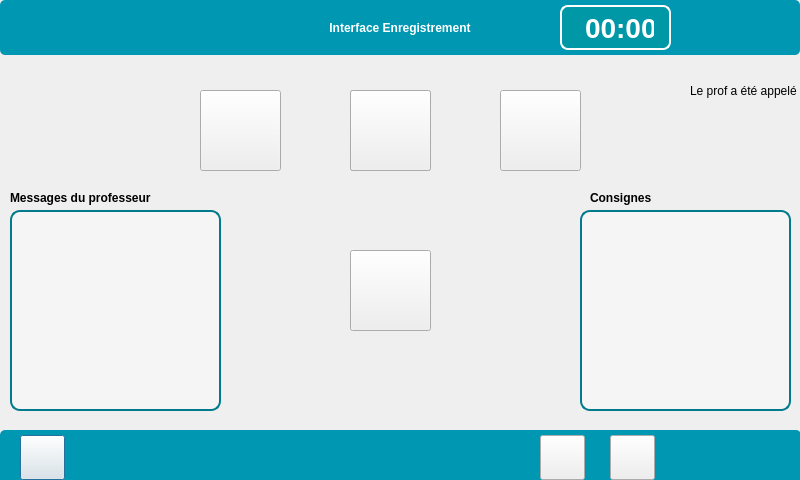
Sam-Depardieu/Labo-de-langue, file InterfaceEleve/interfaceenregistrement.ui: the form before one commit.
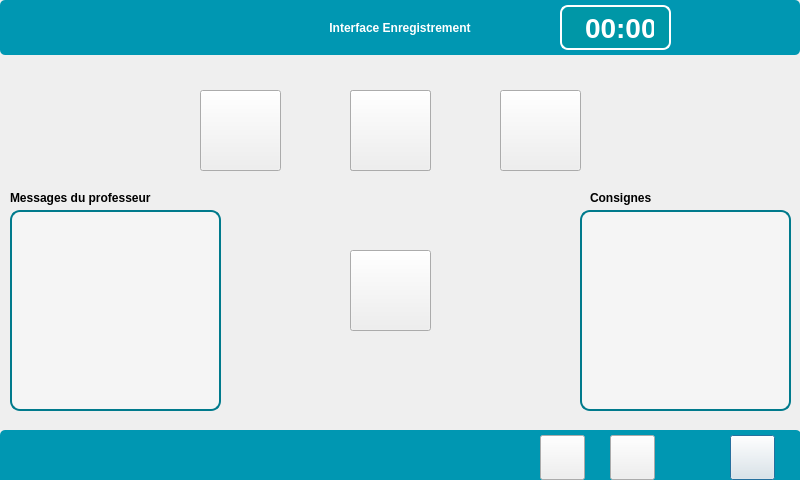
The form after the commit. Icons and pictures are not drawn.

```diff
--- a/InterfaceEleve/interfaceenregistrement.ui
+++ b/InterfaceEleve/interfaceenregistrement.ui
@@ -16,7 +16,7 @@
   <widget class="QPushButton" name="pushButtonSon">
    <property name="geometry">
     <rect>
-     <x>20</x>
+     <x>730</x>
      <y>435</y>
      <width>45</width>
      <height>45</height>
@@ -182,19 +182,6 @@
     <string/>
    </property>
   </widget>
-  <widget class="QLabel" name="labelAppelProf">
-   <property name="geometry">
-    <rect>
-     <x>690</x>
-     <y>80</y>
-     <width>111</width>
-     <height>21</height>
-    </rect>
-   </property>
-   <property name="text">
-    <string>Le prof a été appelé</string>
-   </property>
-  </widget>
   <widget class="QPushButton" name="pushButtonRetourArriere">
    <property name="geometry">
     <rect>
```
Left out of the diff: 17 changed lines with no effect on the pictures.
